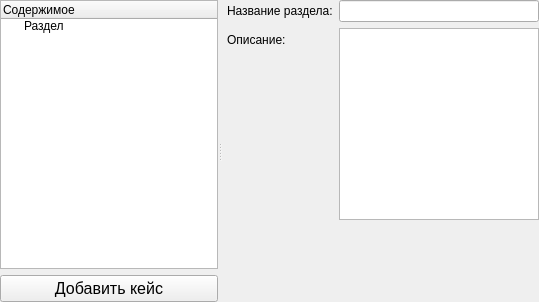
Qt form editor/sectioneditform.ui (TheMrButcher/offline-mentor) before a commit.
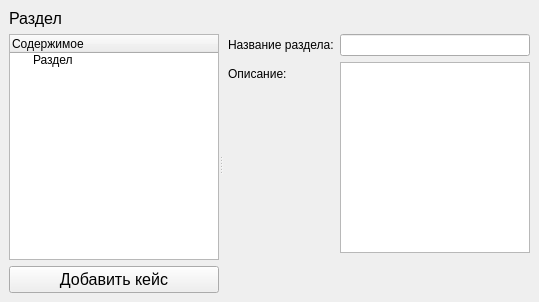
The same form after that commit. Icons and pictures are not drawn.

```diff
--- a/editor/sectioneditform.ui
+++ b/editor/sectioneditform.ui
@@ -15,17 +15,35 @@
   </property>
   <layout class="QVBoxLayout" name="verticalLayout_3">
    <property name="leftMargin">
-    <number>0</number>
+    <number>9</number>
    </property>
    <property name="topMargin">
-    <number>0</number>
+    <number>9</number>
    </property>
    <property name="rightMargin">
-    <number>0</number>
+    <number>9</number>
    </property>
    <property name="bottomMargin">
-    <number>0</number>
+    <number>9</number>
    </property>
+   <item>
+    <widget class="QLabel" name="titleLabel">
+     <property name="sizePolicy">
+      <sizepolicy hsizetype="Preferred" vsizetype="Fixed">
+       <horstretch>0</horstretch>
+       <verstretch>0</verstretch>
+      </sizepolicy>
+     </property>
+     <property name="font">
+      <font>
+       <pointsize>12</pointsize>
+      </font>
+     </property>
+     <property name="text">
+      <string>Раздел</string>
+     </property>
+    </widget>
+   </item>
    <item>
     <widget class="QSplitter" name="splitter">
      <property name="frameShape">
```
